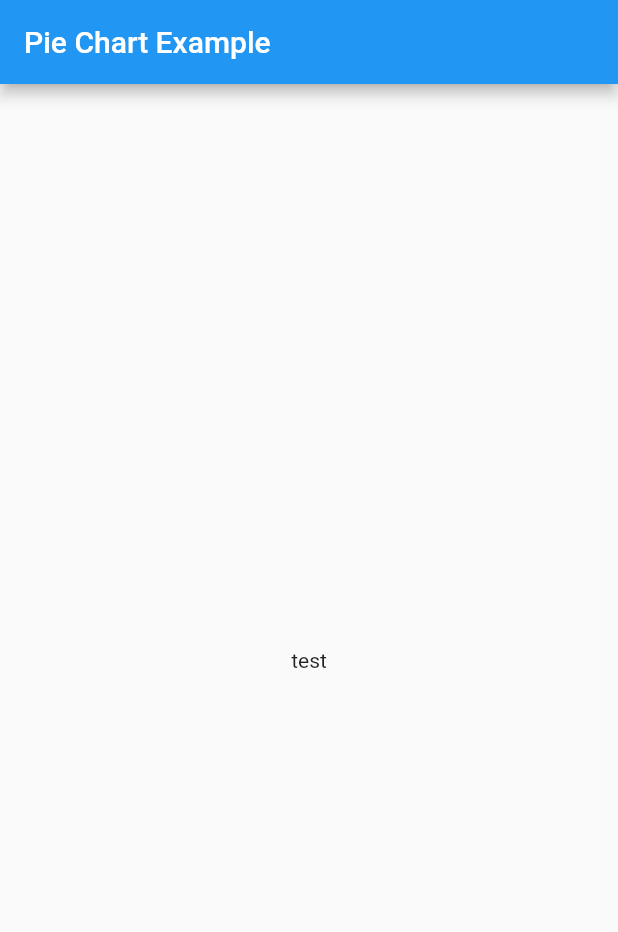
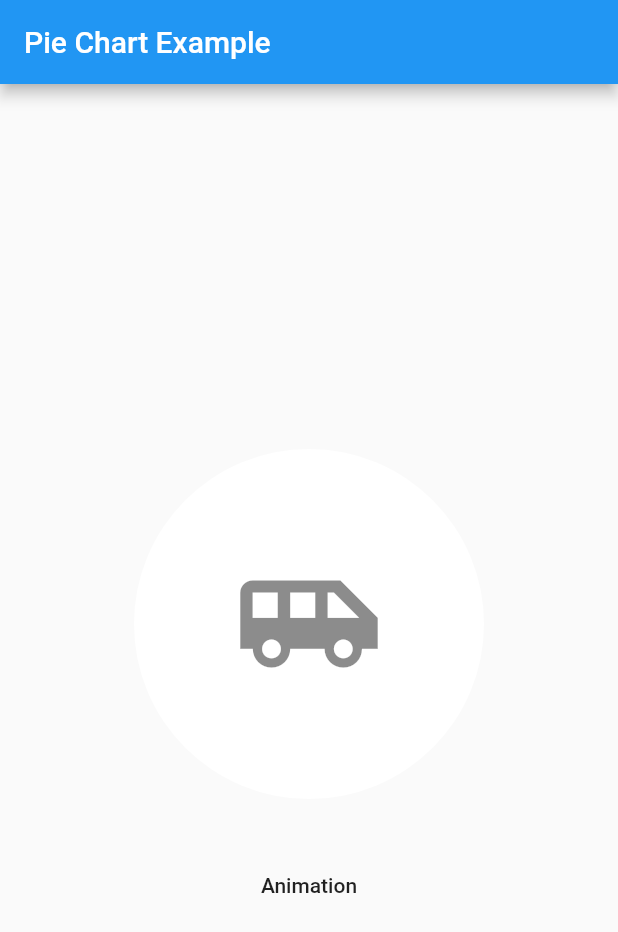
Before and after one commit to touyou/flutter_ui_challenge, a Flutter app: the screen it shows after launch, on a phone screen of 412 x 824 dp. Shown: the top 932 px of the screen. Run offline on Flutter 3.47's test engine with Material 2 defaults, Android fonts, the phone set to English and light mode, and no system bars; statements that could not run were skipped.

Commit message:
complete pie_chart_sample

```diff
--- a/pie_chart_example/lib/animated_pie_chart/animated_pie_chart.dart
+++ b/pie_chart_example/lib/animated_pie_chart/animated_pie_chart.dart
@@ -6,16 +6,20 @@ import 'package:pie_chart_example/animated_pie_chart/painter.dart';
 
 const Duration _kDuration = const Duration(milliseconds: 300);
 const double _kStartAngle = -90.0;
+const TextStyle _kTextStyle =
+    TextStyle(fontWeight: FontWeight.bold, fontSize: 50.0);
 
 class AnimatedPieChart extends StatefulWidget {
   AnimatedPieChart({
     Key key,
     @required this.size,
     @required this.initialPieData,
+    @required this.centerText,
     this.duration = _kDuration,
     this.isPercentageValues = false,
     this.holeRadius,
     this.startAngle = _kStartAngle,
+    this.centerTextStyle = _kTextStyle,
   })  : assert(size != null),
         super(key: key);
 
@@ -25,6 +29,8 @@ class AnimatedPieChart extends StatefulWidget {
   final bool isPercentageValues;
   final double holeRadius;
   final double startAngle;
+  final String centerText;
+  final TextStyle centerTextStyle;
 
   static AnimatedPieChartState of(BuildContext context, {bool nullOk: false}) {
     assert(context != null);
@@ -52,6 +58,7 @@ class AnimatedPieChartState extends State<AnimatedPieChart>
     with TickerProviderStateMixin {
   PieChartTween _tween;
   AnimationController _animation;
+  bool isText = false;
   final Map<String, int> _stackRanks = {};
   final Map<String, int> _entryRanks = {};
 
@@ -127,11 +134,48 @@ class AnimatedPieChartState extends State<AnimatedPieChart>
 
   @override
   Widget build(BuildContext context) {
-    return CustomPaint(
-      size: widget.size,
-      painter: AnimatedPieChartPainter(
-        _tween.animate(_animation),
-      ),
+    return Stack(
+      alignment: Alignment.center,
+      children: [
+        CustomPaint(
+          size: widget.size,
+          painter: AnimatedPieChartPainter(
+            _tween.animate(_animation),
+          ),
+        ),
+        isText
+            ? Text(
+                widget.centerText,
+                style: widget.centerTextStyle,
+              )
+            : Hero(
+                tag: 'hello',
+                child: Icon(
+                  Icons.airport_shuttle,
+                  color: Colors.black45,
+                  size: 100.0,
+                ),
+              ),
+        GestureDetector(
+          onTap: () {
+            setState(() {
+              isText = !isText;
+            });
+          },
+          behavior: HitTestBehavior.translucent,
+          child: Container(
+            alignment: Alignment.center,
+            width: widget.size.width,
+            height: widget.size.height,
+            decoration: BoxDecoration(
+              color: Colors.transparent,
+              // borderRadius: BorderRadius.circular(widget.size.width / 2),
+              shape: BoxShape.circle,
+            ),
+            child: Text(''),
+          ),
+        )
+      ],
     );
   }
 }
--- a/pie_chart_example/lib/animated_pie_chart/painter.dart
+++ b/pie_chart_example/lib/animated_pie_chart/painter.dart
@@ -57,4 +57,8 @@ void _paintChart(Canvas canvas, Size size, PieChart chart) {
       );
     }
   }
+
+  segmentPaint.color = Colors.white;
+  canvas.drawCircle(Offset(size.width / 2, size.height / 2),
+      size.width / 2 * 0.6, segmentPaint);
 }
--- a/pie_chart_example/lib/main.dart
+++ b/pie_chart_example/lib/main.dart
@@ -4,6 +4,11 @@
  */
 
 import 'package:flutter/material.dart';
+import 'animated_pie_chart/animated_pie_chart.dart';
+import 'animated_pie_chart/pie_chart.dart';
+import 'animated_pie_chart/entry.dart';
+
+final GlobalKey<AnimatedPieChartState> _chartKey = new GlobalKey();
 
 void main() => runApp(MyApp());
 
@@ -31,6 +36,23 @@ class MyHomePage extends StatefulWidget {
 }
 
 class _MyHomePageState extends State<MyHomePage> {
+  List<PieStackEntry> initialData = [
+    PieStackEntry([
+      PieSegmentEntry(0.0, Colors.red[200]),
+      PieSegmentEntry(0.0, Colors.blue[200]),
+      PieSegmentEntry(0.0, Colors.yellow[200]),
+      PieSegmentEntry(100.0, Colors.white),
+    ])
+  ];
+  List<PieStackEntry> data = [
+    PieStackEntry([
+      PieSegmentEntry(20.0, Colors.red[200]),
+      PieSegmentEntry(50.0, Colors.blue[200]),
+      PieSegmentEntry(30.0, Colors.yellow[200]),
+      PieSegmentEntry(0.0, Colors.white),
+    ])
+  ];
+
   @override
   Widget build(BuildContext context) {
     return Scaffold(
@@ -41,9 +63,24 @@ class _MyHomePageState extends State<MyHomePage> {
         child: Column(
           mainAxisAlignment: MainAxisAlignment.center,
           children: <Widget>[
-            Text(
-              'test',
+            AnimatedPieChart(
+              key: _chartKey,
+              size: const Size(300.0, 300.0),
+              initialPieData: initialData,
+              centerText: '習得度\n40.7%',
+              centerTextStyle: TextStyle(
+                fontSize: 40.0,
+                fontWeight: FontWeight.bold,
+              ),
             ),
+            FlatButton(
+              child: Text('Animation'),
+              onPressed: () {
+                setState(() {
+                  _chartKey.currentState.updateData(data);
+                });
+              },
+            )
           ],
         ),
       ),
```
